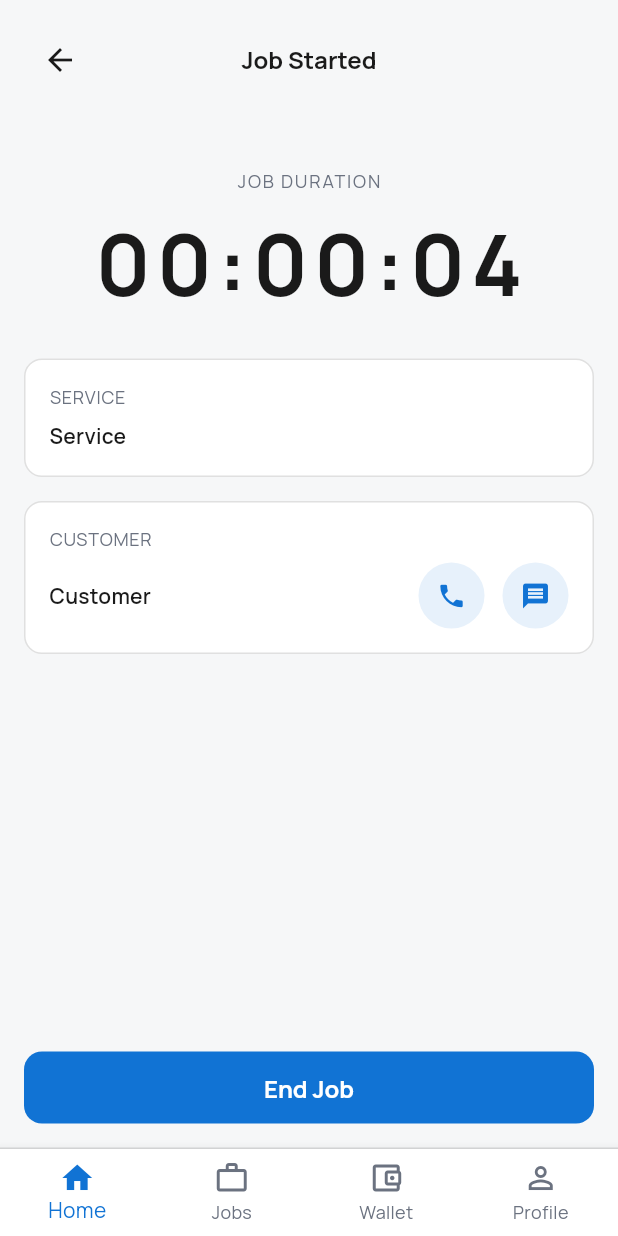
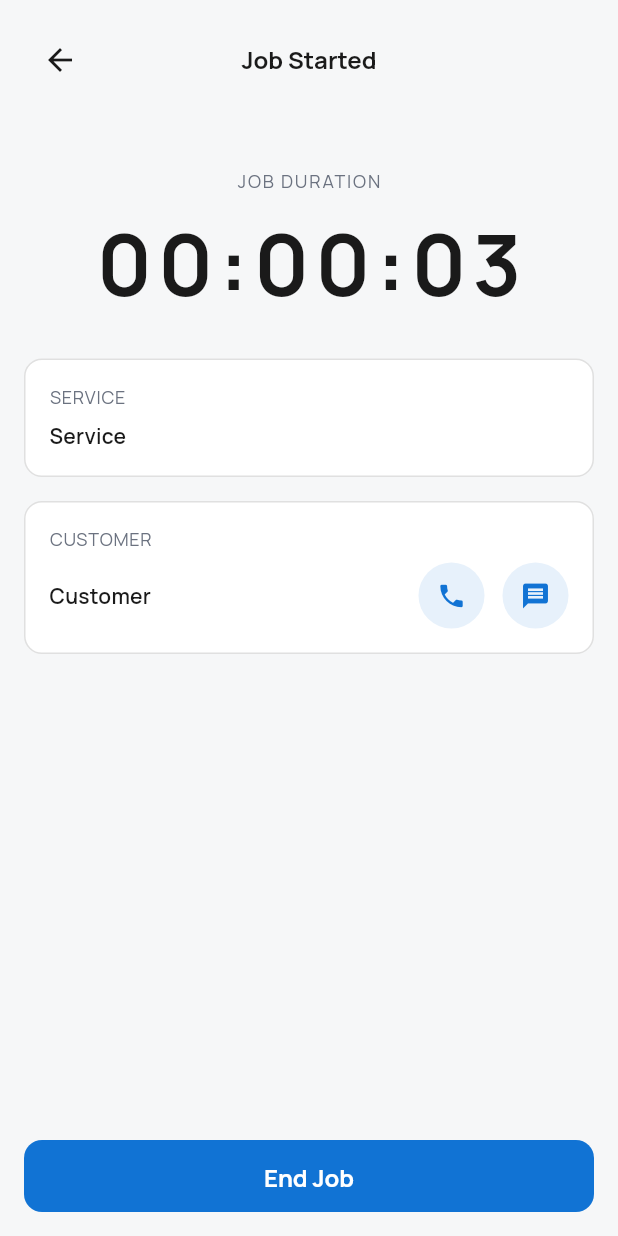
Before and after one commit to gulamudi/HomeGeniePlatform, a Flutter app: the JobInProgressScreen screen opened by its route, after a tap on the "phone" icon, on a phone screen of 412 x 824 dp. Run offline on Flutter 3.47's test engine with Material 3 defaults, Android fonts, the phone set to English and light mode, and no system bars; our stand-ins replace dio, flutter_local_notifications, flutter_riverpod, go_router, google_fonts, image_picker and 5 more; accounts and stored records are empty; generated files the repository leaves out were written again; network calls fail.

Commit message:
WORKING ACROSS

```diff
--- /dev/null
+++ b/homegenie_app/devtools_options.yaml
@@ -0,0 +1,3 @@
+description: This file stores settings for Dart & Flutter DevTools.
+documentation: https://docs.flutter.dev/tools/devtools/extensions#configure-extension-enablement-states
+extensions:
--- a/homegenie_app/lib/features/home/presentation/pages/home_page.dart
+++ b/homegenie_app/lib/features/home/presentation/pages/home_page.dart
@@ -164,7 +164,7 @@ class _HomePageState extends ConsumerState<HomePage> with SingleTickerProviderSt
                 child: Container(
                   padding: const EdgeInsets.all(12),
                   decoration: BoxDecoration(
-                    color: AppTheme.backgroundColor,
+                    color: Colors.white,
                     borderRadius: BorderRadius.circular(AppTheme.radiusMedium),
                   ),
                   child: Row(
@@ -235,7 +235,7 @@ class _HomePageState extends ConsumerState<HomePage> with SingleTickerProviderSt
             padding: const EdgeInsets.symmetric(horizontal: 16, vertical: 8),
             child: Container(
               decoration: BoxDecoration(
-                color: AppTheme.backgroundColor,
+                color: Colors.white,
                 borderRadius: BorderRadius.circular(12),
               ),
               child: TabBar(
--- /dev/null
+++ b/homegenie_partner_app/devtools_options.yaml
@@ -0,0 +1,3 @@
+description: This file stores settings for Dart & Flutter DevTools.
+documentation: https://docs.flutter.dev/tools/devtools/extensions#configure-extension-enablement-states
+extensions:
--- a/homegenie_partner_app/lib/features/jobs/screens/cancel_job_screen.dart
+++ b/homegenie_partner_app/lib/features/jobs/screens/cancel_job_screen.dart
@@ -1,6 +1,7 @@
 import 'package:flutter/material.dart';
 import 'package:go_router/go_router.dart';
 import 'package:shared/theme/app_theme.dart';
+import '../../../core/constants/app_constants.dart';
 
 class CancelJobScreen extends StatefulWidget {
   final String jobId;
@@ -239,8 +240,8 @@ class _CancelJobScreenState extends State<CancelJobScreen> {
           ElevatedButton(
             onPressed: () {
               Navigator.pop(context);
-              // Cancel the job and navigate back
-              context.go('/');
+              // Cancel the job and navigate back to home
+              context.go(AppConstants.routeHome);
             },
             style: ElevatedButton.styleFrom(
               backgroundColor: AppTheme.errorRed,
--- a/homegenie_partner_app/lib/features/jobs/screens/job_in_progress_screen.dart
+++ b/homegenie_partner_app/lib/features/jobs/screens/job_in_progress_screen.dart
@@ -176,8 +176,6 @@ class _JobInProgressScreenState extends State<JobInProgressScreen> {
                 ],
               ),
             ),
-
-            _buildBottomNav(context),
           ],
         ),
       ),
@@ -247,40 +245,6 @@ class _JobInProgressScreenState extends State<JobInProgressScreen> {
     );
   }
 
-  Widget _buildBottomNav(BuildContext context) {
-    return Container(
-      decoration: const BoxDecoration(
-        border: Border(
-          top: BorderSide(color: Colors.black12),
-        ),
-      ),
-      child: BottomNavigationBar(
-        currentIndex: 0,
-        type: BottomNavigationBarType.fixed,
-        selectedItemColor: AppTheme.primaryBlue,
-        unselectedItemColor: AppTheme.textSecondary,
-        items: const [
-          BottomNavigationBarItem(
-            icon: Icon(Icons.home),
-            label: 'Home',
-          ),
-          BottomNavigationBarItem(
-            icon: Icon(Icons.work_outline),
-            label: 'Jobs',
-          ),
-          BottomNavigationBarItem(
-            icon: Icon(Icons.account_balance_wallet_outlined),
-            label: 'Wallet',
-          ),
-          BottomNavigationBarItem(
-            icon: Icon(Icons.person_outline),
-            label: 'Profile',
-          ),
-        ],
-      ),
-    );
-  }
-
   void _showEndJobConfirmation() {
     showDialog(
       context: context,
```
Also changed, not shown: homegenie_partner_app/lib/features/jobs/providers/job_details_provider.dart (+14 -6 lines), homegenie_partner_app/lib/features/jobs/screens/job_completed_screen.dart (+2 -48 lines), homegenie_partner_app/lib/features/jobs/screens/job_details_screen.dart (+0 -32 lines), 1 other file.
